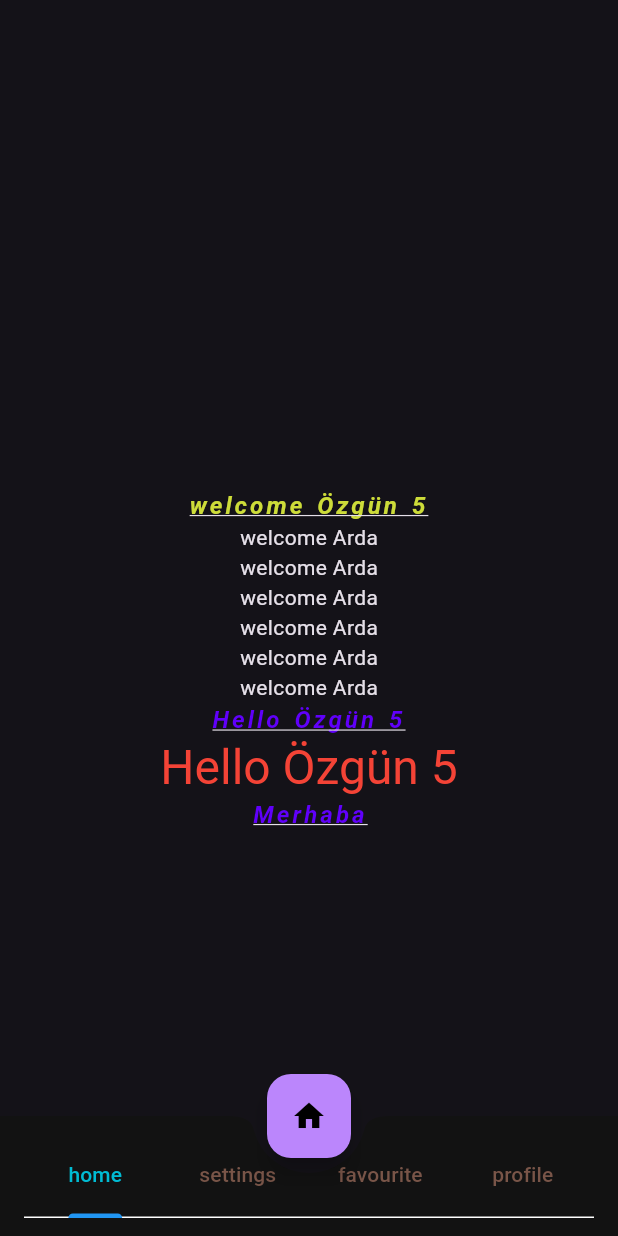
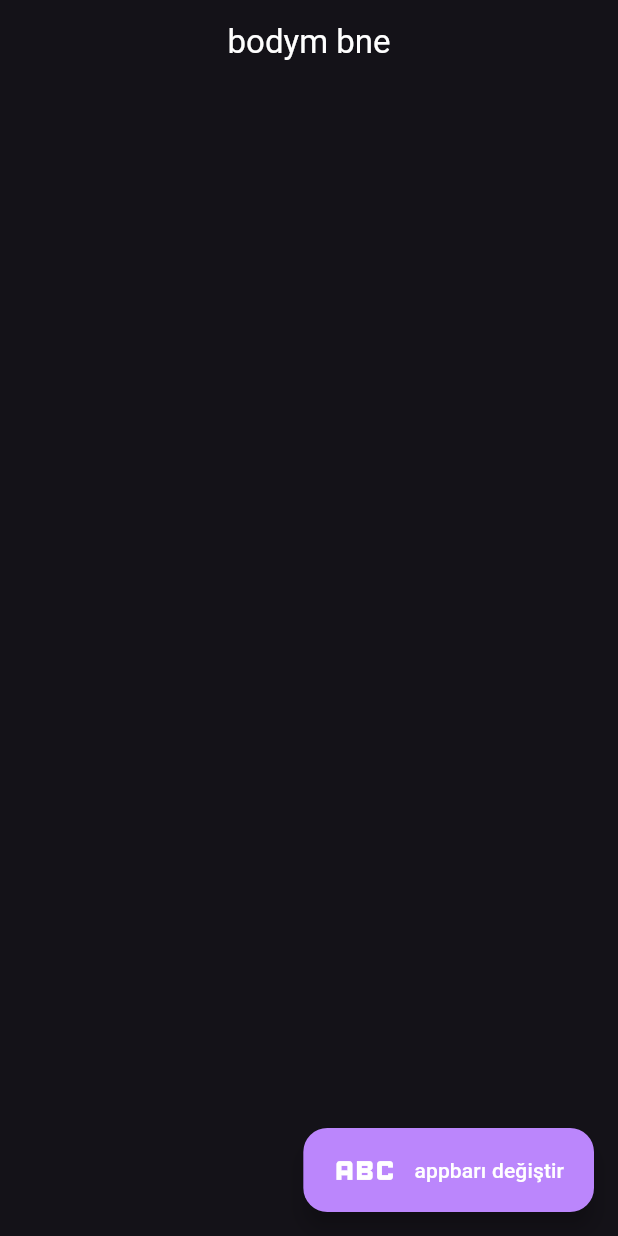
Before and after one commit to Ozm0z/flutter_learning, a Flutter app: the screen it shows after launch, on a phone screen of 412 x 824 dp. Run offline on Flutter 3.47's test engine with Material 3 defaults, Android fonts, the light colour scheme and no system bars.

Commit message:
modlleme yüklendi
Temel anlamda farklı yolları görerek best practices ile birlikte modelleme yollarını, data çekip güncellerken eriyi korumak için fonksiyon yazma metounu ve benzeri becerileri öğrendim. içerideki comment satırlarını okuyarak detaylı bilgi edinilebilir

```diff
--- a/flutter_full_learn/lib/202/model_learn.dart
+++ b/flutter_full_learn/lib/202/model_learn.dart
@@ -1,6 +1,156 @@
+// ignore_for_file: public_member_api_docs, sort_constructors_first, unused_field
 class PostModel {
+  //modellemenin yolları
   int? userId;
   int? id;
   String? title;
   String? body;
 }
+
+class PostModel2 {
+  //modellemenin yolları
+  int userId;
+  int id;
+  String title;
+  String body;
+  PostModel2(this.userId, this.id, this.title, this.body);
+}
+
+class PostModel3 {
+  //modellemenin yolları
+  final int userId;
+  final int id;
+  final String title;
+  final String body;
+  PostModel3(
+    //bu variables lar yalnızca const zamaında gelip initialize olabilir
+    this.userId,
+    this.id,
+    this.title,
+    this.body,
+  );
+}
+
+class PostModel4 {
+  //modellemenin yolları
+  final int userId;
+  final int id;
+  final String title;
+  final String body;
+  PostModel4({
+    //yine yalnızca const zamanında gelebilir ama bunun farkı named parametre alır
+    required this.userId,
+    required this.id,
+    required this.title,
+    required this.body,
+  });
+}
+
+//?en iyi yollardan biri
+class PostModel5 {
+  // ignore: duplicate_ignore
+  // ignore: unused_field
+  final int _userId;
+  final int _id; //private yani _ olarak tanımladık
+  final String _title;
+  final String _body;
+
+  int get userId =>
+      _userId; //bu şekilde dışarıdan userId yazarak _userId ye özel erişim açtık //?senaryoya göre en mantıklı kullanım
+  PostModel5({
+    required int userId, //dışardan veri alalım istediik
+    required int id,
+    required String title,
+    required String body,
+  })  : _userId = userId,
+        _id = id,
+        _title = title, //sonra kendi değişkenimizi alınan veriyle eşitledik
+        _body = body;
+
+  //  {
+  //    _userId = userId;
+  //    _id = id;
+  //    _title = title;
+  //    _body = body;
+  //  }
+}
+
+class PostModel6 {
+  // ignore: duplicate_ignore
+  // ignore: unused_field
+  late final int _userId;
+  late final int _id; //bu değerin sonradan geleceğini söyledik
+  //sadece final verirsek sadece const zamanında çalışack demek
+  late final String _title;
+  late final String _body;
+  int get userId => _userId; //! buraya bi göz at tekrar
+  PostModel6({
+    required int userId,
+    required int id,
+    required String title,
+    required String body,
+  }) {
+    _userId = userId;
+    _id = id;
+    _title = title;
+    _body = body;
+  }
+}
+
+class PostModel7 {
+  // ignore: duplicate_ignore
+  // ignore: unused_field
+  late final int _userId;
+  late final int _id;
+  late final String _title;
+  late final String _body;
+  PostModel7({
+    int userId = 0,
+    int id = 0,
+    String title = '',
+    String body = '',
+  }) {
+    _userId = userId;
+    _id = id;
+    _title = title;
+    _body = body;
+  }
+}
+
+//?eğer servisten besleniceksek bunlar null gelebilir diyip nullable yapıyoruz ve named olanları optional parametere yapıyoruz
+class PostModel8 {
+  // ignore: duplicate_ignore
+  // ignore: unused_field
+  final int? userId;
+  final int? id;
+  final String? title;
+  String? body; //başındaki finali siliyoruz ki sonradan değiştirebilelim
+
+  PostModel8({this.userId, this.id, this.title, this.body});
+
+  void updateBody(String? data) {
+    //sonradan güncelleyebilmek için böyle bi fonksiyon tanımlyorum
+// data.length;neden burda hata veriyor?
+//burda data null olabilir ve ben bunu hesaplayamayabilirim o yüzden olmaz dayı diyor
+//bunu burda hesaplamak istiyosan ya force ! atıcaksın ya nullable ? atıcaksın
+    data?.length; //! ama asla bunu kullanma mutlaka patlarsın bi yerde
+    if (data != null && data.isNotEmpty) {
+      //?onun yerine bu daha mantıklı, datamı check ediyorum null ve boş değil mi diye
+      body = data; //burası artık null ve boş değil bunu öğrndik ve artık body mi data ya eşitledim
+    }
+  }
+
+  PostModel8 copyWith({
+    int? userId,
+    int? id,
+    String? title,
+    String? body,
+  }) {
+    return PostModel8(
+      userId: userId ?? this.userId,
+      id: id ?? this.id,
+      title: title ?? this.title,
+      body: body ?? this.body,
+    );
+  }
+}
--- /dev/null
+++ b/flutter_full_learn/lib/202/model_learn_view.dart
@@ -0,0 +1,92 @@
+// ignore_for_file: unused_local_variable
+
+import 'package:flutter/material.dart';
+import 'package:flutter_full_learn/202/model_learn.dart';
+
+class ModelLearnView extends StatefulWidget {
+  const ModelLearnView({super.key});
+
+  @override
+  State<ModelLearnView> createState() => _ModelLearnViewState();
+}
+
+class _ModelLearnViewState extends State<ModelLearnView> {
+  // final user9 = PostModel8(); böyle olursa içerdeki datalar final olduğundan güncelleyemeyiz
+  var user9 = PostModel8(body: 'bodym bne'); //böyle olursa üncelleriz
+  @override
+  void initState() {
+    super.initState();
+
+    //!user1
+    final user1 = PostModel(); //PostModele user1 diyip
+    user1.body = 'hello'; //user1 in bodysini 'hello' yaptık
+    //*bunun yerine 2 satır üstteki PostModel(); in noktalı virgülünün öncesine şu şekilde yazılabilirdi
+    //?..userId = 1
+    //?..body = 'Özgün' ; noktalı virgül burada
+
+    //!user2
+    final user2 = PostModel2(1, 2, 'title', 'Body'); //bu şekilde named istediğinde
+    //ama postmodel2 içinde fial olarak işaretlelndmediğinden ben bunları sonradan değiştirebilrim
+    //örnek
+    user2.body = 'x';
+
+    //!user2
+    final user3 = PostModel3(1, 2, 'title', 'body'); //yine değerleri verdik
+    //ama burda update edemiyoruz çünkü postmodel3 içinde final olarak verilmiş
+    //* user3.body = 'update body'; hata vericektir
+
+    //!user4
+    //?localde çalışacaksan burda variable alıp doldurmak daha mantıklı
+    final user4 = PostModel4(userId: 1, id: 2, title: 'title', body: 'body'); //required paremetreleri verdik
+    //* user4.body = 'update body'; hata vericektir çünkü final olarak girilmiş yine
+    //!user5
+    final user5 = PostModel5(userId: 1, id: 2, title: 'title', body: 'body');
+    //* user5.body ='a'; ile erişemiyor çünkü ben bu nesneleri postmodel 5 içinde _ kullanarak private olarak verdim
+    //?ancak post model5 içinde yaptığım değişiklik ile
+    user5.userId; //userId ye erişebiliyorum
+
+    //!user6
+    final user6 = PostModel6(userId: 1, id: 2, title: 'title', body: 'body'); //kullanım farkı öncekinden yok
+    user6.userId; //private olduğu için postmodel6 içinde düzenleme yapıp eriştim
+
+    //!user7
+    final user7 = PostModel7(
+        //burda hiç değer vermeyebiliyoruz ve default değerleri bizi karşılıyor
+        );
+
+    //!user8
+    //?service de iş yapıyosan en mantıklısı bu
+    final user8 = PostModel8(body: 'user8 im ben');
+  }
+
+  @override
+  Widget build(BuildContext context) {
+    return Scaffold(
+      floatingActionButton: FloatingActionButton.extended(
+          icon: const Icon(Icons.abc, size: 50),
+          label: const Text('''appbarı değiştir'''),
+          foregroundColor: Colors.white,
+          onPressed: () {
+            //*müşteri dediki butona basıcam basınca user9 un body si güncellensin
+            //* ama PostModel8 içinde bunları final olarak atadığımızdan güüncelleyemeyiz
+            //* bunun için ya PostModel8 i normal variable a çekicez yani 14. satırda
+            //* PostModel9 user9 = PostModel8(); veya var final user9 = PostModel8(); olmalı
+
+            setState(() {
+              // user9 = PostModel8(title: 'a'); böyle yapınca diğer named parmetreler sıfılranıyor
+              user9 = user9.copyWith(title: 'copyWithli title'); //böyle yparsak şunu demiş oluyoruz,
+              //?tüm named parmetreler ilk tanımladığımız gibi (15. satır) kalsın, sadece title burda tekrar atansın
+              user9.updateBody(
+                  'body i update ettik'); //içerideki text yerine null gelse bile bu fonksiyon benim kodumu koruyacak
+            });
+          }),
+      body: AppBar(
+        //? title: Text(user9.body), bu kullanımda body String? yani nullable olduğu için hata veriyor
+        title: Text(user9.body ?? 'Not have any data'), //burda eğer null gelirse  şu metni yaz diye tembihledik
+        //!ama FAB a basımnca normalde tanımladığımız body yok oldu gitti
+        //bunun için ya FAB içinde yeniden data vericez
+        //?ya da en best practise olarak postmodel8 e gidip bodyi 'generate copyWith' diyoruz
+      ),
+    );
+  }
+}
--- a/flutter_full_learn/lib/main.dart
+++ b/flutter_full_learn/lib/main.dart
@@ -20,6 +20,7 @@ import 'package:flutter_full_learn/101/statefull_life_cycle_learn.dart';
 import 'package:flutter_full_learn/101/stateless_learn.dart';
 import 'package:flutter_full_learn/101/text_field_learn.dart';
 import 'package:flutter_full_learn/101/text_learn_view.dart';
+import 'package:flutter_full_learn/202/model_learn_view.dart';
 import 'package:flutter_full_learn/202/tab_learn.dart';
 import 'package:flutter_full_learn/core/random_image.dart';
 import 'package:flutter_full_learn/demos/color_demos_view.dart';
@@ -68,6 +69,6 @@ class MyApp extends StatelessWidget {
                 )),
         debugShowCheckedModeBanner: false,
         //home: const PageViewLearn());
-        home: const TabLearn());
+        home: const ModelLearnView());
   }
 }
```
